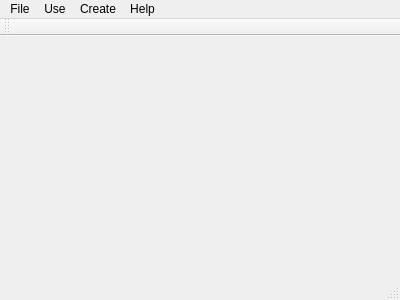
Old version of the form qflashcards.ui in the repository BlackJar72/QFlashCards.
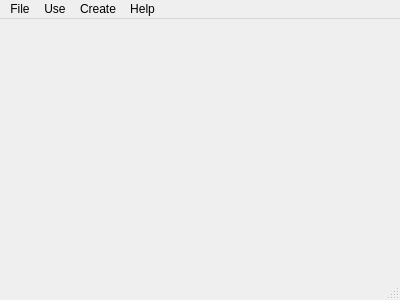
New version of the form. Icons and pictures are not drawn.

What changed in the file:
```diff
--- a/qflashcards.ui
+++ b/qflashcards.ui
@@ -63,14 +63,6 @@
    <addaction name="menuCreate"/>
    <addaction name="menuHelp"/>
   </widget>
-  <widget class="QToolBar" name="mainToolBar">
-   <attribute name="toolBarArea">
-    <enum>TopToolBarArea</enum>
-   </attribute>
-   <attribute name="toolBarBreak">
-    <bool>false</bool>
-   </attribute>
-  </widget>
   <widget class="QStatusBar" name="statusBar"/>
   <action name="actionSave">
    <property name="text">
```
